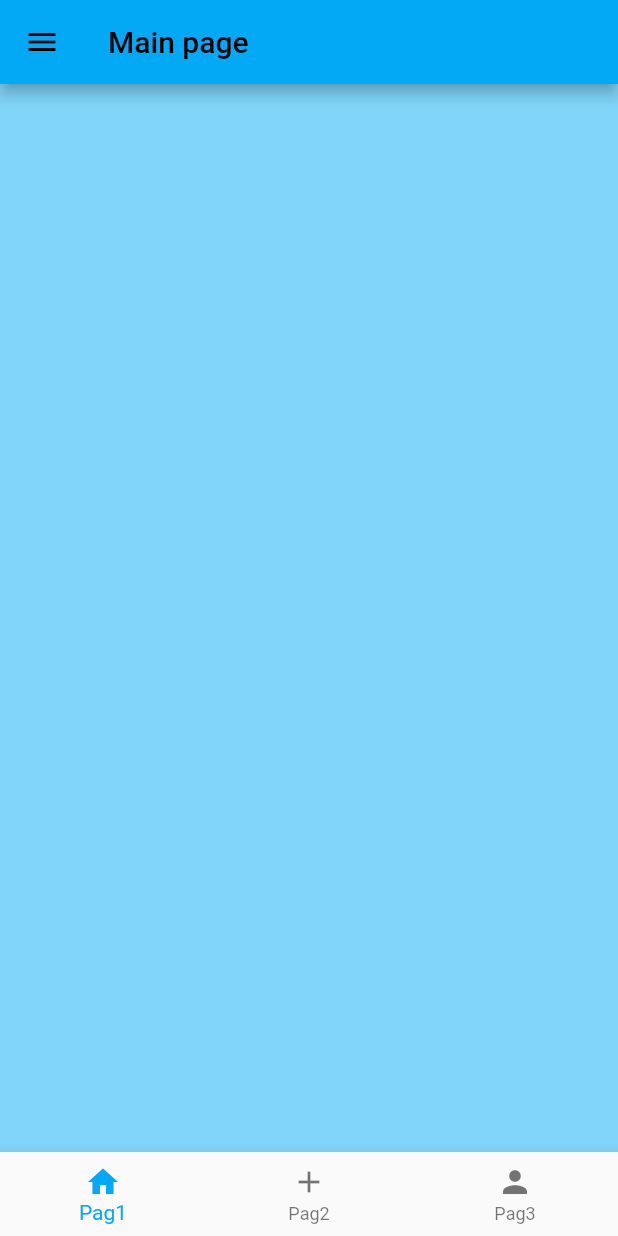
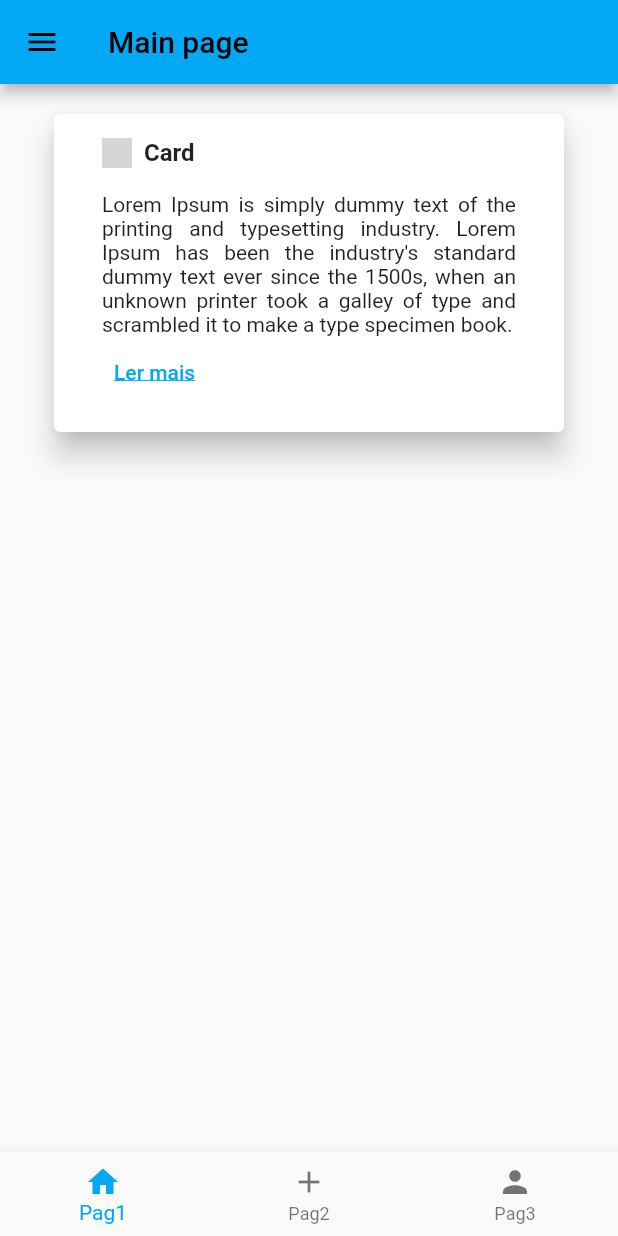
Before and after one commit to Luv4as/Bootcamp-Santander-Flutter, a Flutter app: the MainPage screen opened directly, on a phone screen of 412 x 824 dp. Run offline on Flutter 3.47's test engine with Material 2 defaults, Android fonts, the phone set to English and light mode, and no system bars; our stand-ins replace google_fonts; network calls fail; grey boxes are pictures that could not be loaded.

Commit message:
add: criando card na página 1

```diff
--- /dev/null
+++ b/dioproject/lib/pages/card.dart
@@ -0,0 +1,62 @@
+import 'package:flutter/material.dart';
+
+class CardPage extends StatefulWidget {
+  const CardPage({super.key});
+
+  @override
+  State<CardPage> createState() => _CardPageState();
+}
+
+class _CardPageState extends State<CardPage> {
+  @override
+  Widget build(BuildContext context) {
+    return Column(
+      children: [
+        Container(
+          margin: const EdgeInsets.symmetric(vertical: 16, horizontal: 32),
+          width: double.infinity,
+          child: Card(
+            elevation: 8,
+            child: Padding(
+              padding: const EdgeInsets.symmetric(vertical: 16, horizontal: 32),
+              child: Column(
+                crossAxisAlignment: CrossAxisAlignment.start,
+                children: [
+                  Row(
+                    children: [
+                      Image.network(
+                        "https://upload.wikimedia.org/wikipedia/commons/4/45/Notion_app_logo.png",
+                        height: 20,
+                      ),
+                      const SizedBox(
+                        width: 8,
+                      ),
+                      const Text(
+                        "Card",
+                        style: TextStyle(
+                            fontSize: 16, fontWeight: FontWeight.w700),
+                      ),
+                    ],
+                  ),
+                  const SizedBox(
+                    height: 16,
+                  ),
+                  const Text(
+                    "Lorem Ipsum is simply dummy text of the printing and typesetting industry. Lorem Ipsum has been the industry's standard dummy text ever since the 1500s, when an unknown printer took a galley of type and scrambled it to make a type specimen book.",
+                    textAlign: TextAlign.justify,
+                  ),
+                  TextButton(
+                      onPressed: () {},
+                      child: const Text(
+                        "Ler mais",
+                        style: TextStyle(decoration: TextDecoration.underline),
+                      ))
+                ],
+              ),
+            ),
+          ),
+        ),
+      ],
+    );
+  }
+}
--- a/dioproject/lib/pages/main_page.dart
+++ b/dioproject/lib/pages/main_page.dart
@@ -1,4 +1,4 @@
-import 'package:dioproject/pages/pagina1.dart';
+import 'package:dioproject/pages/card.dart';
 import 'package:dioproject/pages/pagina2.dart';
 import 'package:dioproject/pages/pagina3.dart';
 import 'package:dioproject/shared/widgets/custom_drawer.dart';
@@ -32,7 +32,7 @@ class _MainPageState extends State<MainPage> {
                     posicaoPagina = value;
                   });
                 },
-                children: const [Pagina1Page(), Pagina2Page(), Pagina3Page()],
+                children: const [CardPage(), Pagina2Page(), Pagina3Page()],
               ),
             ),
             BottomNavigationBar(
--- a/dioproject/lib/pages/pagina1.dart
+++ /dev/null
@@ -1,17 +0,0 @@
-import 'package:flutter/material.dart';
-
-class Pagina1Page extends StatefulWidget {
-  const Pagina1Page({super.key});
-
-  @override
-  State<Pagina1Page> createState() => _Pagina1PageState();
-}
-
-class _Pagina1PageState extends State<Pagina1Page> {
-  @override
-  Widget build(BuildContext context) {
-    return Container(
-      color: Colors.lightBlue[200],
-    );
-  }
-}
```
